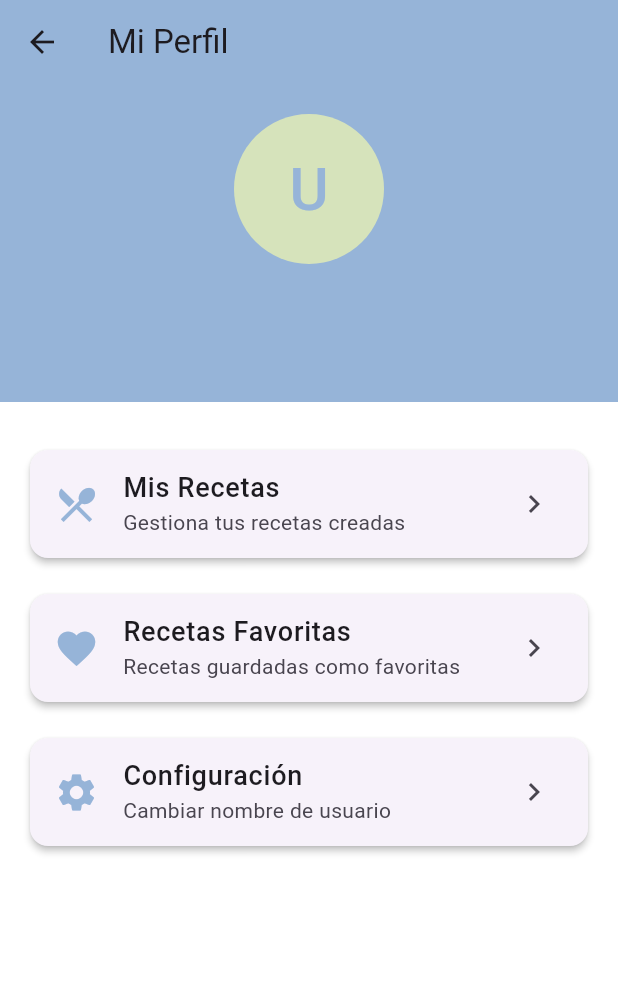
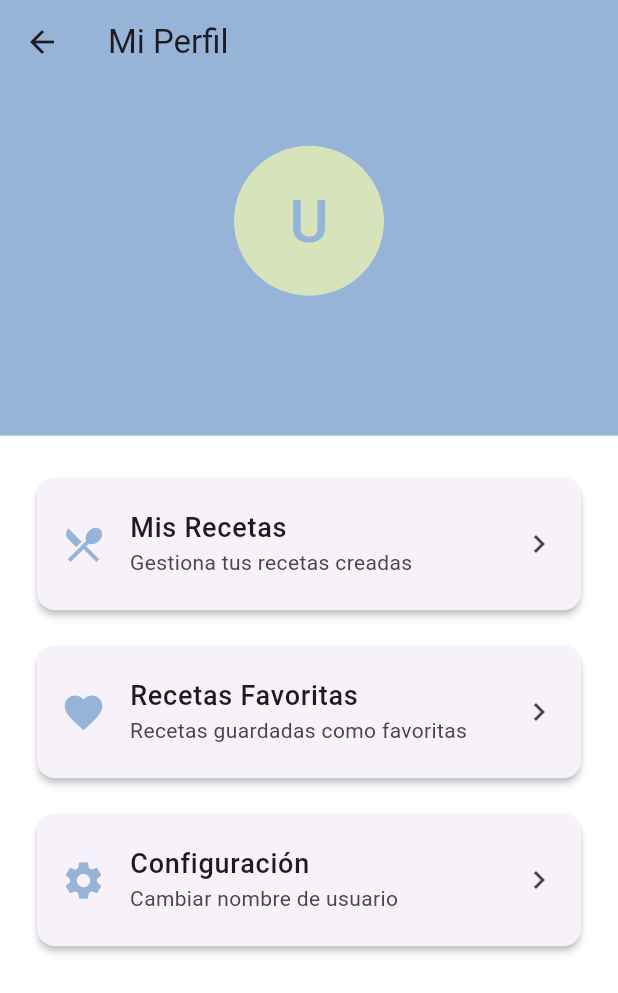
Before and after one commit to YairFJ/Flutter_App, a Flutter app: the ProfilePage screen opened by its route, on a phone screen of 412 x 824 dp. Shown: the top 993 px of the screen. Run offline on Flutter 3.47's test engine with Material 3 defaults, Android fonts, the phone set to English and light mode, and no system bars; our stand-ins replace cloud_firestore, firebase_auth, firebase_core, flutter_dotenv, pdf, printing and 1 more; missing offline and left inert: soundpool; accounts and stored records are empty.

Commit message:
responsive

```diff
--- a/lib/pages/profile_page.dart
+++ b/lib/pages/profile_page.dart
@@ -11,10 +11,7 @@ class ProfilePage extends StatelessWidget {
 
   Future<void> _createUserDocument() async {
     try {
-      await FirebaseFirestore.instance
-          .collection('users')
-          .doc(user.uid)
-          .set({
+      await FirebaseFirestore.instance.collection('users').doc(user.uid).set({
         'name': user.displayName ?? 'Usuario',
         'email': user.email,
         'createdAt': FieldValue.serverTimestamp(),
@@ -35,7 +32,9 @@ class ProfilePage extends StatelessWidget {
         .doc(user.uid)
         .get();
 
-    if (!context.mounted) return;  // Agregar verificación después de operación async
+    if (!context.mounted) {
+      return; // Agregar verificación después de operación async
+    }
 
     final currentName = userDoc.data()?['name'] ?? '';
     nameController.text = currentName;
@@ -103,6 +102,10 @@ class ProfilePage extends StatelessWidget {
 
   @override
   Widget build(BuildContext context) {
+    final size = MediaQuery.of(context).size;
+    final isTablet = size.width > 600;
+    final padding = size.width * 0.05;
+
     return Scaffold(
       appBar: AppBar(
         title: const Text('Mi Perfil'),
@@ -114,16 +117,10 @@ class ProfilePage extends StatelessWidget {
             .doc(user.uid)
             .snapshots(),
         builder: (context, snapshot) {
-          print('Estado de la conexión: ${snapshot.connectionState}');
-          print('Tiene datos: ${snapshot.hasData}');
-          print('Existe el documento: ${snapshot.data?.exists}');
-          print('ID del usuario: ${user.uid}');
-
           if (snapshot.connectionState == ConnectionState.waiting) {
             return const Center(child: CircularProgressIndicator());
           }
 
-          // Si el documento no existe, lo creamos
           if (!snapshot.hasData || !snapshot.data!.exists) {
             _createUserDocument();
             return const Center(child: CircularProgressIndicator());
@@ -137,35 +134,40 @@ class ProfilePage extends StatelessWidget {
               children: [
                 Container(
                   color: const Color(0xFF96B4D8),
-                  padding: const EdgeInsets.only(bottom: 24),
+                  padding: EdgeInsets.symmetric(
+                    vertical: size.height * 0.03,
+                    horizontal: padding,
+                  ),
                   child: Center(
                     child: Column(
                       children: [
-                        const SizedBox(height: 20),
+                        SizedBox(height: size.height * 0.02),
                         CircleAvatar(
-                          radius: 50,
+                          radius: isTablet ? 70 : 50,
                           backgroundColor: const Color(0xFFD6E3BB),
                           child: Text(
-                            userName.isNotEmpty ? userName[0].toUpperCase() : 'U',
-                            style: const TextStyle(
-                              fontSize: 40,
-                              color: Color(0xFF96B4D8),
+                            userName.isNotEmpty
+                                ? userName[0].toUpperCase()
+                                : 'U',
+                            style: TextStyle(
+                              fontSize: isTablet ? 56 : 40,
+                              color: const Color(0xFF96B4D8),
                             ),
                           ),
                         ),
-                        const SizedBox(height: 16),
+                        SizedBox(height: size.height * 0.02),
                         Text(
                           userName,
-                          style: const TextStyle(
-                            fontSize: 20,
+                          style: TextStyle(
+                            fontSize: isTablet ? 24 : 20,
                             color: Colors.white,
                             fontWeight: FontWeight.bold,
                           ),
                         ),
                         Text(
                           user.email ?? 'Usuario',
-                          style: const TextStyle(
-                            fontSize: 16,
+                          style: TextStyle(
+                            fontSize: isTablet ? 20 : 16,
                             color: Colors.white,
                           ),
                         ),
@@ -173,7 +175,14 @@ class ProfilePage extends StatelessWidget {
                     ),
                   ),
                 ),
-                const SizedBox(height: 20),
+                SizedBox(height: size.height * 0.02),
+                Container(
+                  padding: EdgeInsets.symmetric(horizontal: padding),
+                  constraints: BoxConstraints(
+                    maxWidth: isTablet ? 700 : double.infinity,
+                  ),
+                  child: Column(
+                    children: [
                       _buildProfileSection(
                         icon: Icons.restaurant_menu,
                         title: 'Mis Recetas',
@@ -186,6 +195,7 @@ class ProfilePage extends StatelessWidget {
                             ),
                           );
                         },
+                        isTablet: isTablet,
                       ),
                       _buildProfileSection(
                         icon: Icons.favorite,
@@ -195,16 +205,22 @@ class ProfilePage extends StatelessWidget {
                           Navigator.push(
                             context,
                             MaterialPageRoute(
-                        builder: (context) => const FavoriteRecipesScreen(),
+                              builder: (context) =>
+                                  const FavoriteRecipesScreen(),
                             ),
                           );
                         },
+                        isTablet: isTablet,
                       ),
                       _buildProfileSection(
                         icon: Icons.settings,
                         title: 'Configuración',
                         subtitle: 'Cambiar nombre de usuario',
                         onTap: () => _updateUserName(context),
+                        isTablet: isTablet,
+                      ),
+                    ],
+                  ),
                 ),
               ],
             ),
@@ -219,21 +235,35 @@ class ProfilePage extends StatelessWidget {
     required String title,
     required String subtitle,
     required VoidCallback onTap,
+    required bool isTablet,
   }) {
     return Padding(
-      padding: const EdgeInsets.symmetric(horizontal: 16, vertical: 8),
+      padding: const EdgeInsets.symmetric(vertical: 8),
       child: Card(
         elevation: 2,
         child: ListTile(
-          leading: Icon(icon, color: const Color(0xFF96B4D8), size: 30),
+          contentPadding: EdgeInsets.symmetric(
+            horizontal: isTablet ? 24 : 16,
+            vertical: isTablet ? 16 : 8,
+          ),
+          leading: Icon(
+            icon,
+            color: const Color(0xFF96B4D8),
+            size: isTablet ? 36 : 30,
+          ),
           title: Text(
             title,
-            style: const TextStyle(
-              fontSize: 18,
+            style: TextStyle(
+              fontSize: isTablet ? 20 : 18,
               fontWeight: FontWeight.w500,
             ),
           ),
-          subtitle: Text(subtitle),
+          subtitle: Text(
+            subtitle,
+            style: TextStyle(
+              fontSize: isTablet ? 16 : 14,
+            ),
+          ),
           trailing: const Icon(Icons.chevron_right),
           onTap: onTap,
         ),
--- a/lib/screens/conversion_calculator_screen.dart
+++ b/lib/screens/conversion_calculator_screen.dart
@@ -1964,7 +1964,7 @@ class _ConversionCalculatorScreenState
         ...equivalencias.map((e) => Padding(
           padding: const EdgeInsets.symmetric(vertical: 4, horizontal: 8),
           child: Text(e, style: const TextStyle(fontSize: 14)),
-        )).toList(),
+        )),
       ],
     );
   }
--- a/lib/screens/edit_recipe_screen.dart
+++ b/lib/screens/edit_recipe_screen.dart
@@ -5,7 +5,6 @@ import '../models/ingrediente_tabla.dart';
 import '../constants/categories.dart';
 import '../main.dart';
 import '../models/ingredient.dart';
-import '../widgets/ingredient_table_widget.dart';
 import '../widgets/add_ingredient_dialog.dart';
 
 class EditRecipeScreen extends StatefulWidget {
```
Lines whose indentation alone changed are shown as unchanged.
